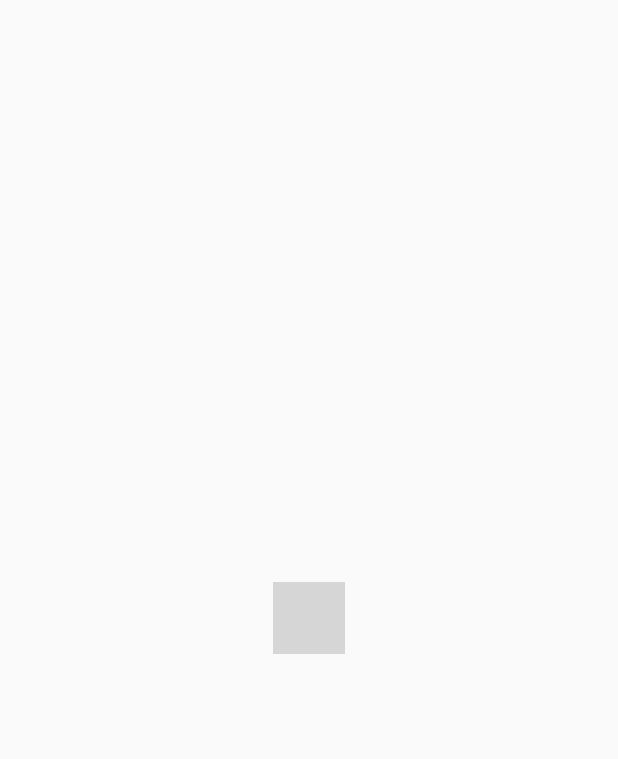
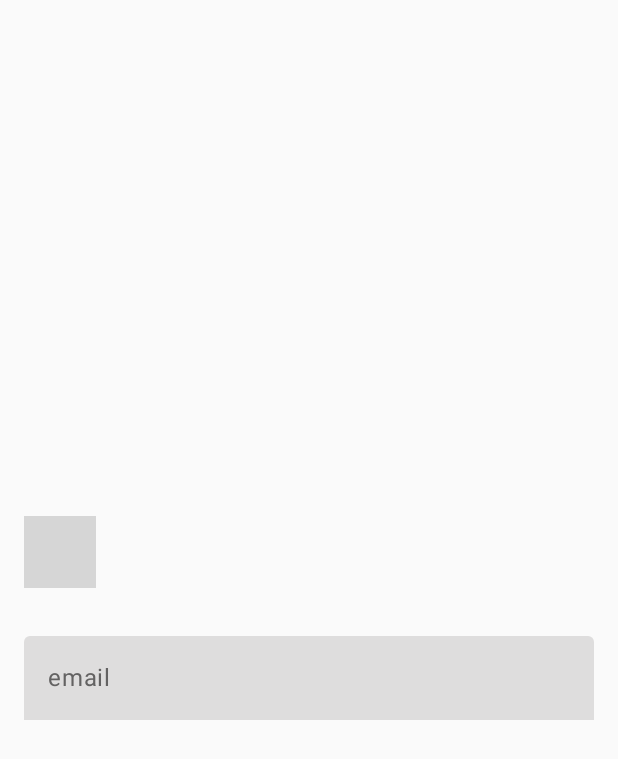
Before and after one commit to AugustoKark/Program2-mobile, an Android app built with Jetpack Compose: the screen it shows after launch (MainActivity), on a phone screen of 412 x 824 dp. Shown: the top 759 px of the screen. Run offline under Robolectric (Android 15) with nearby library versions, the phone set to English and light mode, and no system bars; our stand-ins replace Compose Multiplatform resources; 1 statement that could not run was skipped; grey boxes are pictures that could not be loaded.

Commit message:
avanzamos login

```diff
--- a/KarkProject/composeApp/src/commonMain/kotlin/ar/edu/um/alumno/ui/LoginScreen.kt
+++ b/KarkProject/composeApp/src/commonMain/kotlin/ar/edu/um/alumno/ui/LoginScreen.kt
@@ -3,18 +3,23 @@ package ar.edu.um.alumno.ui
 import androidx.compose.foundation.Image
 import androidx.compose.foundation.layout.Box
 import androidx.compose.foundation.layout.Column
+import androidx.compose.foundation.layout.Spacer
 import androidx.compose.foundation.layout.fillMaxSize
+import androidx.compose.foundation.layout.fillMaxWidth
 import androidx.compose.foundation.layout.padding
+import androidx.compose.foundation.text.KeyboardOptions
+import androidx.compose.material.Text
+import androidx.compose.material.TextField
+import androidx.compose.material.TextFieldDefaults
 import androidx.compose.runtime.Composable
 import androidx.compose.ui.Modifier
 import androidx.compose.ui.unit.dp
 import androidx.compose.ui.Alignment
+import androidx.compose.ui.graphics.Color
+import androidx.compose.ui.text.input.KeyboardType
 import org.jetbrains.compose.resources.painterResource
 import karkproject.composeapp.generated.resources.Res
 import karkproject.composeapp.generated.resources.header
-
-
-
 
 
 @Composable
@@ -33,16 +38,41 @@ fun LoginScreen() {
 @Composable
 fun Login(modifier: Modifier) {
     Column (modifier = modifier){
-        HeaderImage()
+        HeaderImage(modifier.align(Alignment.CenterHorizontally))
+        Spacer(modifier = Modifier.padding(16.dp))
+        EmailField()
     }
 
 }
 
 @Composable
-fun HeaderImage() {
+fun EmailField() {
+    TextField(
+        value = "email", onValueChange = {  },
+        modifier = Modifier.fillMaxWidth(),
+        placeholder = { Text(text = "Email") },
+        keyboardOptions = KeyboardOptions(keyboardType = KeyboardType.Email),
+        singleLine = true,
+        maxLines = 1,
+        colors = TextFieldDefaults.textFieldColors(
+            textColor = Color(0xFF636262),
+            backgroundColor = Color(0xFFDEDDDD),
+            focusedIndicatorColor = Color.Transparent,
+            unfocusedIndicatorColor = Color.Transparent
+        )
+        )
+
+
+
+
+}
+
+@Composable
+fun HeaderImage(modifier: Modifier) {
     Image(
         painter = painterResource( Res.drawable.header),
-        contentDescription = "Header"
+        contentDescription = "Header",
+        modifier = modifier
 
     )
 }
```
